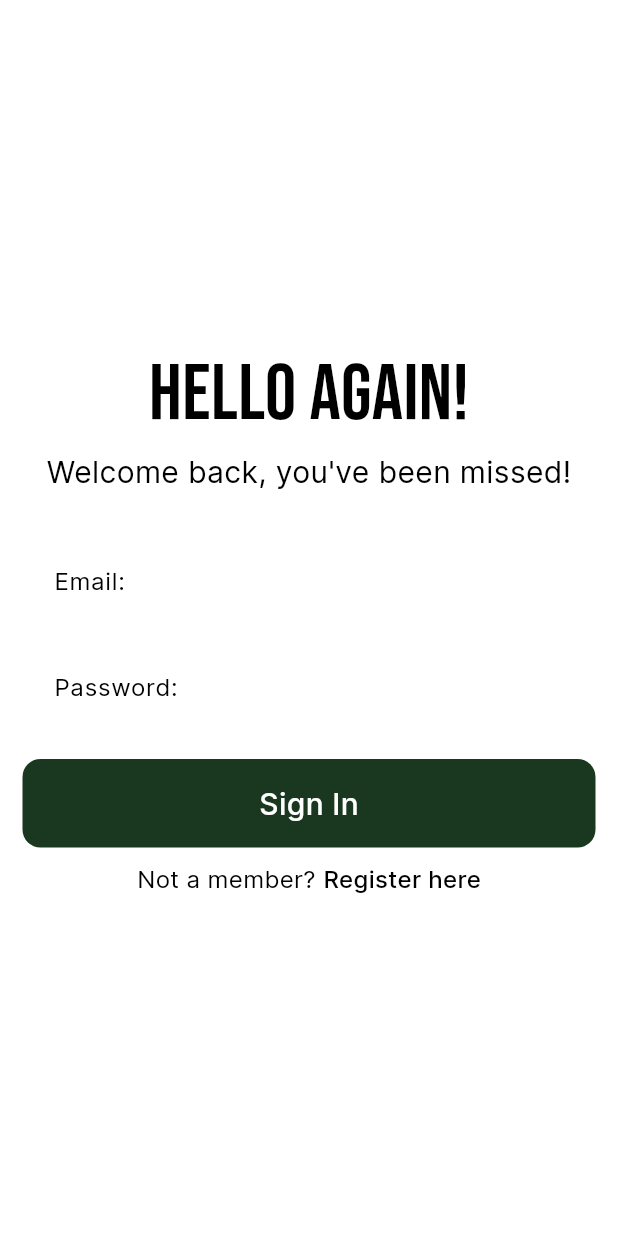
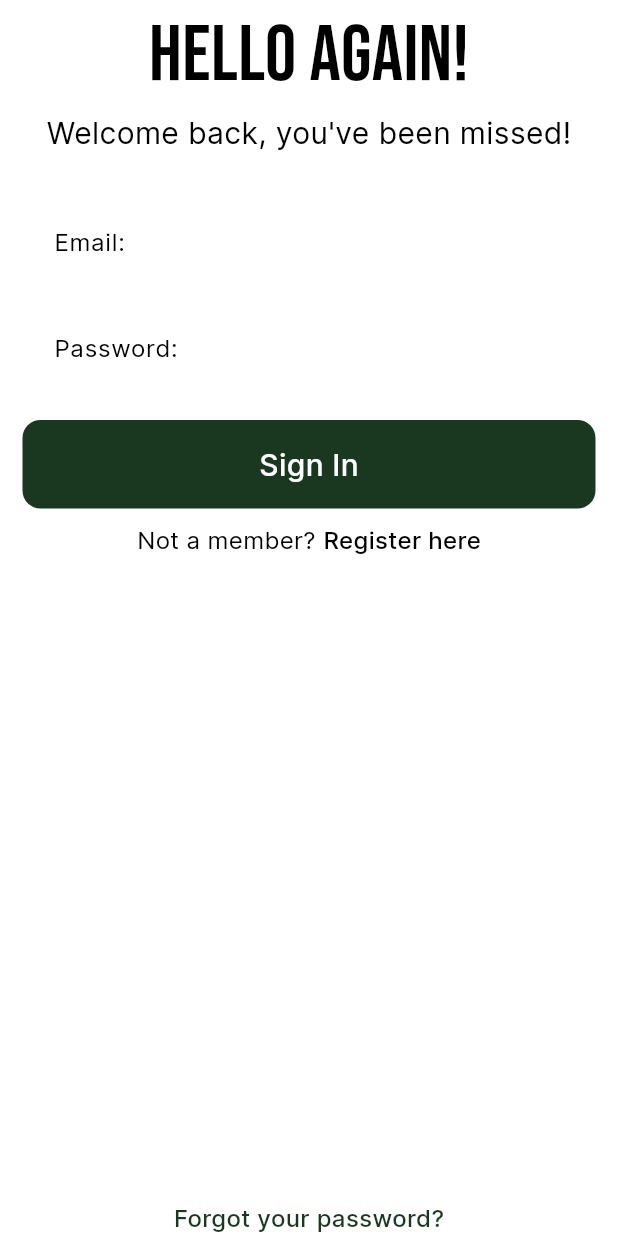
Before and after one commit to fatihmerickoc/vext_app, a Flutter app: the screen it shows after launch, on a phone screen of 412 x 824 dp. Run offline on Flutter 3.47's test engine with Material 3 defaults, Android fonts, the phone set to English and light mode, and no system bars; our stand-ins replace flutter_svg, loading_animation_widget, supabase_flutter, toggle_switch; missing offline and left inert: thingsboard_client; accounts and stored records are empty.

Commit message:
forgot password init

```diff
--- a/lib/screens/auth_screens/login.dart
+++ b/lib/screens/auth_screens/login.dart
@@ -52,7 +52,15 @@ class _LoginAuthState extends State<LoginAuth> {
             Styles.height_20,
             _loginButton(),
             Styles.height_10,
-            _loginRegisterText()
+            _loginRegisterText(),
+            const Spacer(),
+            Text(
+              'Forgot your password?',
+              style: Styles.body_text.copyWith(
+                color: Styles.darkGreen,
+                fontWeight: FontWeight.w500,
+              ),
+            ),
           ],
         ),
       ),
```
